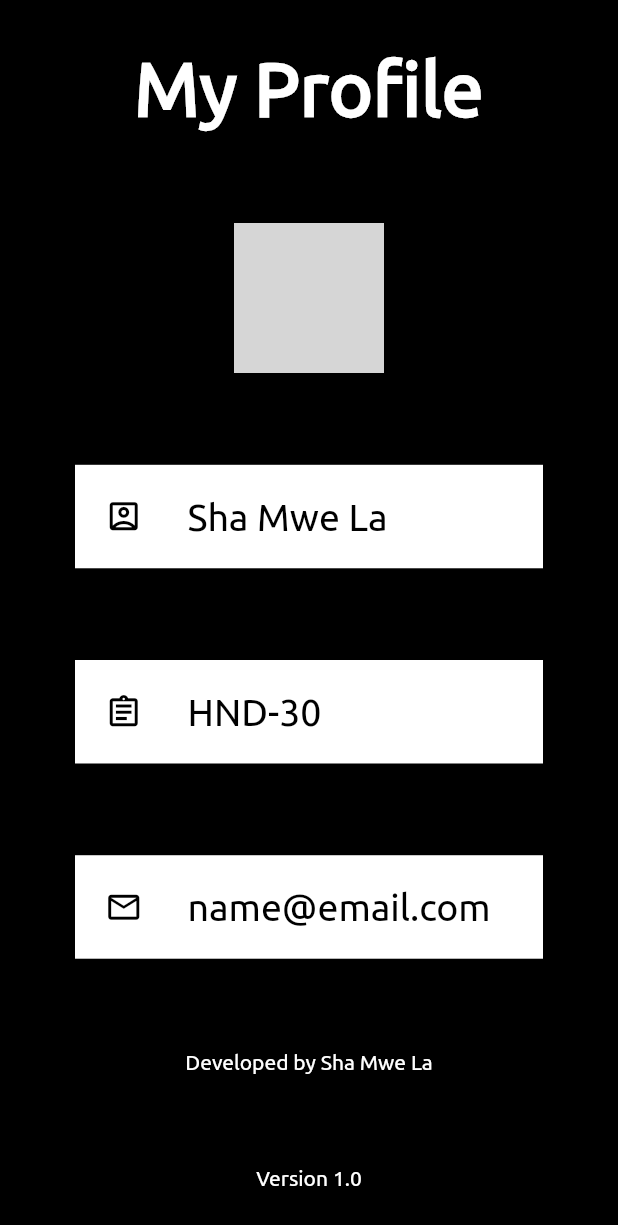
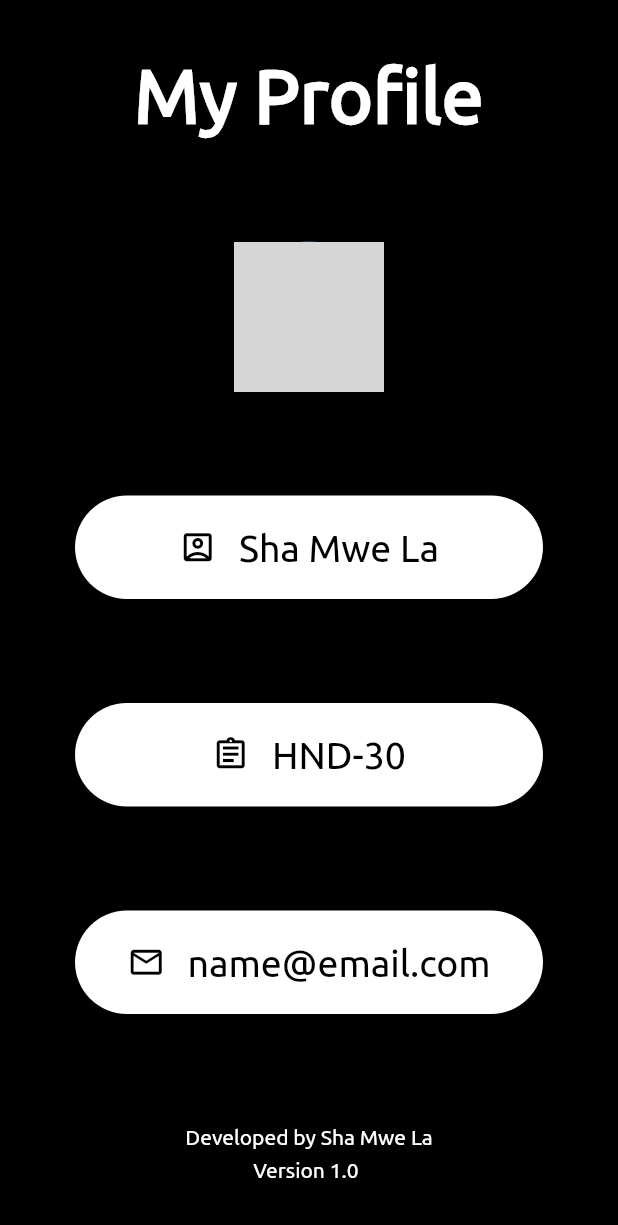
Before and after one commit to shamwela/gusto-flutter-app, a Flutter app: the MyApp screen opened directly, on a phone screen of 412 x 824 dp. Shown: the top 1225 px of the screen. Run offline on Flutter 3.47's test engine with Material 2 defaults, Android fonts, the light colour scheme and no system bars; project files that could hold a hidden picture were left out; grey boxes are pictures that could not be loaded.

Commit message:
Add more exercises.

```diff
--- a/lib/07-dec-hw.dart
+++ b/lib/07-dec-hw.dart
@@ -13,26 +13,33 @@ class MyApp extends StatelessWidget {
     return Scaffold(
       body: SafeArea(
           child: Column(
-        mainAxisSize: MainAxisSize.max,
-        // vertical
-        mainAxisAlignment: MainAxisAlignment.spaceAround,
-        crossAxisAlignment: CrossAxisAlignment.center,
+        crossAxisAlignment: CrossAxisAlignment.center, // horizontal
+        mainAxisAlignment: MainAxisAlignment.spaceAround, // vertical
+
         children: <Widget>[
           Text('My Profile',
               style: TextStyle(
                   fontSize: 50,
-                  fontWeight: FontWeight.bold,
+                  fontWeight: FontWeight.w900,
                   color: Colors.white)),
+
+          // Profile picture
           CircleAvatar(
             radius: 50,
             // backgroundColor: Colors.blue,
             backgroundImage: AssetImage('assets/shamwela.jpg'),
           ),
+
+          // Name
           Container(
-            color: Colors.white,
+            width: 320,
+            decoration: BoxDecoration(
+                borderRadius: BorderRadius.all(Radius.circular(100)),
+                color: Colors.white),
             margin: EdgeInsets.symmetric(horizontal: 50),
             padding: EdgeInsets.symmetric(vertical: 20, horizontal: 20),
             child: Row(
+              mainAxisAlignment: MainAxisAlignment.center,
               children: <Widget>[
                 Icon(
                   Icons.account_box_outlined,
@@ -40,18 +47,24 @@ class MyApp extends StatelessWidget {
                   color: Colors.black,
                 ),
                 SizedBox(
-                  width: 30,
+                  width: 15,
                 ),
                 Text('Sha Mwe La',
                     style: TextStyle(fontSize: 25, color: Colors.black)),
               ],
             ),
           ),
+
+          // Batch
           Container(
-            color: Colors.white,
+            width: 320,
+            decoration: BoxDecoration(
+                borderRadius: BorderRadius.all(Radius.circular(100)),
+                color: Colors.white),
             margin: EdgeInsets.symmetric(horizontal: 50),
             padding: EdgeInsets.symmetric(vertical: 20, horizontal: 20),
             child: Row(
+              mainAxisAlignment: MainAxisAlignment.center,
               children: <Widget>[
                 Icon(
                   Icons.assignment_outlined,
@@ -59,18 +72,24 @@ class MyApp extends StatelessWidget {
                   color: Colors.black,
                 ),
                 SizedBox(
-                  width: 30,
+                  width: 15,
                 ),
                 Text('HND-30',
                     style: TextStyle(fontSize: 25, color: Colors.black)),
               ],
             ),
           ),
+
+          // Email
           Container(
-            color: Colors.white,
+            width: 320,
+            decoration: BoxDecoration(
+                borderRadius: BorderRadius.all(Radius.circular(100)),
+                color: Colors.white),
             margin: EdgeInsets.symmetric(horizontal: 50),
             padding: EdgeInsets.symmetric(vertical: 20, horizontal: 20),
             child: Row(
+              mainAxisAlignment: MainAxisAlignment.center,
               children: <Widget>[
                 Icon(
                   Icons.email_outlined,
@@ -78,16 +97,16 @@ class MyApp extends StatelessWidget {
                   color: Colors.black,
                 ),
                 SizedBox(
-                  width: 30,
+                  width: 15,
                 ),
                 Text('name@email.com',
                     style: TextStyle(fontSize: 25, color: Colors.black)),
               ],
             ),
           ),
-          Text('Developed by Sha Mwe La',
-              style: TextStyle(color: Colors.white)),
-          Text('Version 1.0', style: TextStyle(color: Colors.white))
+          Text('''Developed by Sha Mwe La
+              Version 1.0''',
+              style: TextStyle(height: 1.6, color: Colors.white))
         ],
       )),
       backgroundColor: Colors.black,
--- a/pubspec.yaml
+++ b/pubspec.yaml
@@ -45,8 +45,7 @@ flutter:
 
   # To add assets to your application, add an assets section, like this:
   assets:
-    - assets/google.png
-    - assets/shamwela.jpg
+    - assets/
 
   # An image asset can refer to one or more resolution-specific "variants", see
   # https://flutter.dev/assets-and-images/#resolution-aware.
```
Also changed, not shown: lib/16-dec-hw.dart (added, +48 -0 lines), lib/DartProject.dart (added, +60 -0 lines), assets/ball1.png (added), assets/ball2.png (added), assets/ball3.png (added), assets/ball4.png (added), assets/ball5.png (added).
